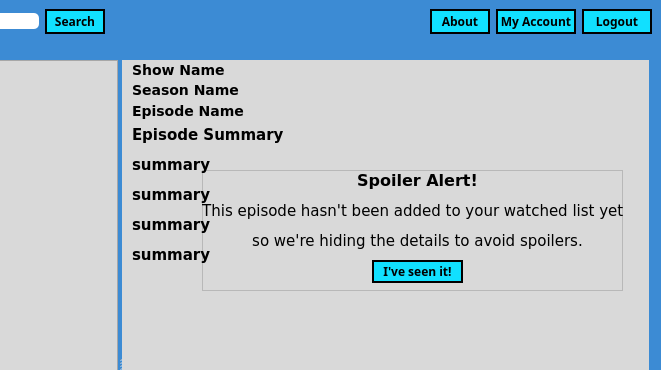
This is PlotTalk/Forms/dashboard.ui in allanhaywood/CS441 as Qt 5 draws it before an edit; both pictures show x 716 to 1377 and y 0 to 370 of the 1377 by 706 pixel window. The edited form follows.
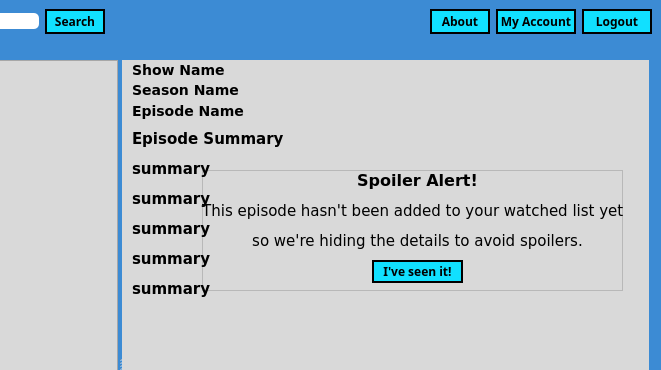
This is the edited form. The open tabs and pages were chosen to show the change. Icons and pictures are not drawn.

Commit message:
Fixed episode summary alignment and expanded size
Increased maximum lines of episode summary because some summaries were
exceeding bounds

What changed in the file:
```diff
--- a/PlotTalk/Forms/dashboard.ui
+++ b/PlotTalk/Forms/dashboard.ui
@@ -1118,13 +1118,16 @@
             <property name="geometry">
              <rect>
               <x>10</x>
-              <y>60</y>
+              <y>70</y>
               <width>501</width>
-              <height>151</height>
+              <height>171</height>
              </rect>
             </property>
             <property name="text">
-             <string>&lt;html&gt;&lt;head/&gt;&lt;body&gt;&lt;p&gt;&lt;span style=&quot; font-size:11pt;&quot;&gt;Episode Summary&lt;/span&gt;&lt;/p&gt;&lt;p&gt;&lt;span style=&quot; font-size:11pt;&quot;&gt;summary	&lt;/span&gt;&lt;/p&gt;&lt;p&gt;&lt;span style=&quot; font-size:11pt;&quot;&gt;summary&lt;/span&gt;&lt;/p&gt;&lt;p&gt;&lt;span style=&quot; font-size:11pt;&quot;&gt;summary&lt;/span&gt;&lt;/p&gt;&lt;p&gt;&lt;span style=&quot; font-size:11pt;&quot;&gt;summary&lt;/span&gt;&lt;/p&gt;&lt;/body&gt;&lt;/html&gt;</string>
+             <string>&lt;html&gt;&lt;head/&gt;&lt;body&gt;&lt;p&gt;&lt;span style=&quot; font-size:11pt;&quot;&gt;Episode Summary&lt;/span&gt;&lt;/p&gt;&lt;p&gt;&lt;span style=&quot; font-size:11pt;&quot;&gt;summary &lt;/span&gt;&lt;/p&gt;&lt;p&gt;&lt;span style=&quot; font-size:11pt;&quot;&gt;summary&lt;/span&gt;&lt;/p&gt;&lt;p&gt;&lt;span style=&quot; font-size:11pt;&quot;&gt;summary&lt;/span&gt;&lt;/p&gt;&lt;p&gt;&lt;span style=&quot; font-size:11pt;&quot;&gt;summary&lt;/span&gt;&lt;/p&gt;&lt;p&gt;&lt;span style=&quot; font-size:11pt;&quot;&gt;summary&lt;/span&gt;&lt;/p&gt;&lt;/body&gt;&lt;/html&gt;</string>
+            </property>
+            <property name="alignment">
+             <set>Qt::AlignLeading|Qt::AlignLeft|Qt::AlignTop</set>
             </property>
             <property name="wordWrap">
              <bool>true</bool>
```
Left out of the diff: 2 changed lines with no effect on the pictures.
